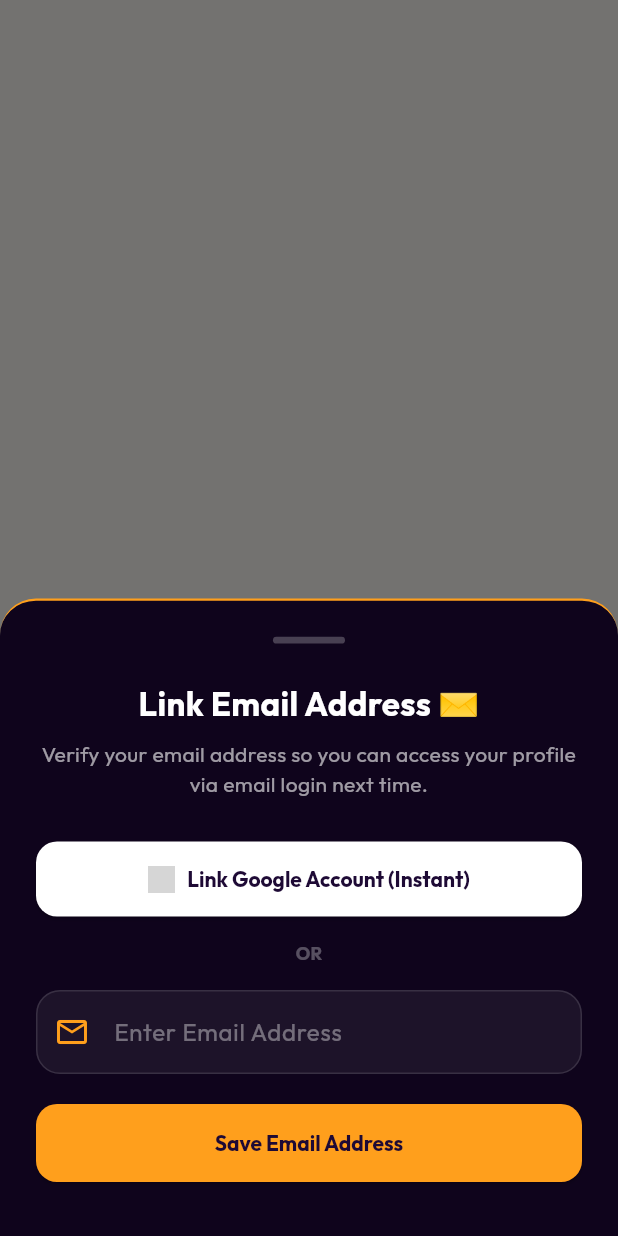
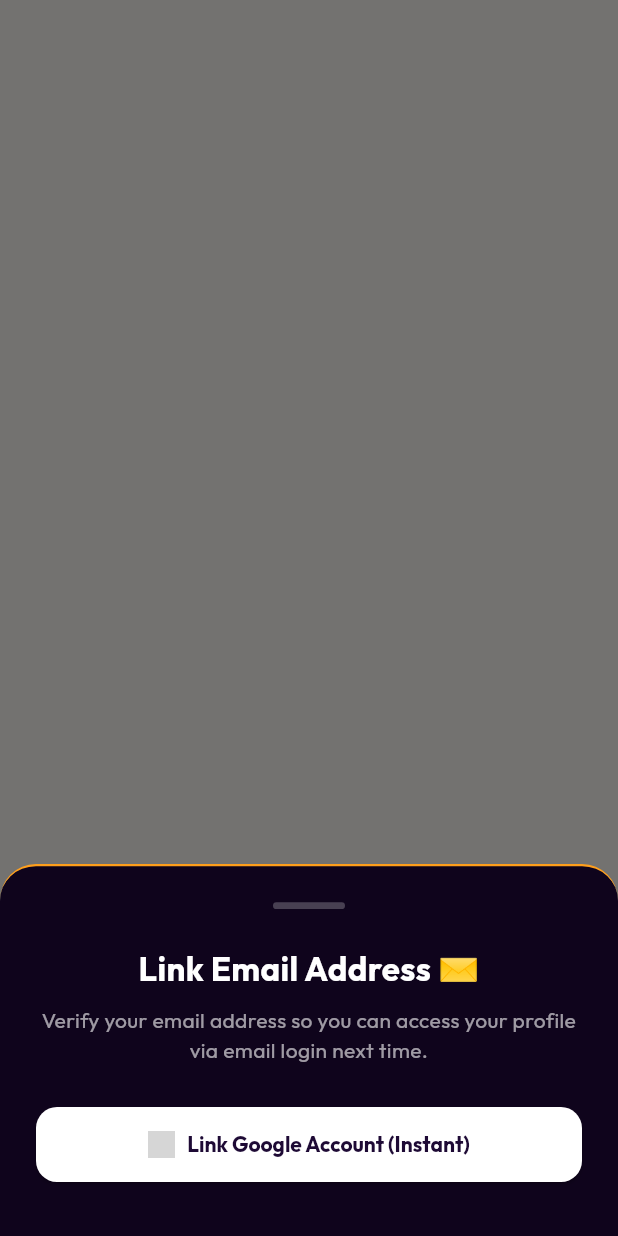
Before and after one commit to bhuvaneshwarans22022004-pixel/Cracks-App, a Flutter app: what show() shows on an empty page, opened directly with empty values, on a phone screen of 412 x 824 dp. Run offline on Flutter 3.47's test engine with Material 3 defaults, Android fonts, the phone set to English and light mode, and no system bars; our stand-ins replace cached_network_image, dio, firebase_auth, firebase_core, firebase_remote_config, google_fonts and 6 more; accounts and stored records are empty; grey boxes are pictures that could not be loaded.

Commit message:
15/08/20261

```diff
--- a/lib/widgets/profile_completion_sheet.dart
+++ b/lib/widgets/profile_completion_sheet.dart
@@ -18,10 +18,15 @@ class ProfileCompletionSheet extends StatefulWidget {
     showModalBottomSheet(
       context: context,
       isScrollControlled: true,
+      isDismissible: false,
+      enableDrag: false,
       backgroundColor: Colors.transparent,
-      builder: (context) => ProfileCompletionSheet(
-        isPhoneOnly: isPhoneOnly,
-        onCompleted: onCompleted,
+      builder: (context) => PopScope(
+        canPop: false, // Disable Android back button dismiss
+        child: ProfileCompletionSheet(
+          isPhoneOnly: isPhoneOnly,
+          onCompleted: onCompleted,
+        ),
       ),
     );
   }
@@ -388,77 +393,6 @@ class _ProfileCompletionSheetState extends State<ProfileCompletionSheet> {
                 ),
                 onPressed: _loading ? null : _linkGoogleEmail,
               ),
-              const SizedBox(height: 16),
-
-              const Center(child: Text("OR", style: TextStyle(color: Colors.white30, fontSize: 12, fontWeight: FontWeight.bold))),
-              const SizedBox(height: 16),
-
-              // Manual Email input field
-              TextField(
-                controller: _emailController,
-                keyboardType: TextInputType.emailAddress,
-                style: const TextStyle(color: Colors.white),
-                decoration: InputDecoration(
-                  hintText: "Enter Email Address",
-                  hintStyle: const TextStyle(color: Colors.white38),
-                  prefixIcon: const Icon(Icons.email_outlined, color: Color(0xFFFF9F1C)),
-                  filled: true,
-                  fillColor: Colors.white.withOpacity(0.06),
-                  border: OutlineInputBorder(
-                    borderRadius: BorderRadius.circular(16),
-                    borderSide: BorderSide(color: Colors.white.withOpacity(0.12)),
-                  ),
-                  enabledBorder: OutlineInputBorder(
-                    borderRadius: BorderRadius.circular(16),
-                    borderSide: BorderSide(color: Colors.white.withOpacity(0.12)),
-                  ),
-                  focusedBorder: OutlineInputBorder(
-                    borderRadius: BorderRadius.circular(16),
-                    borderSide: const BorderSide(color: Color(0xFFFF9F1C), width: 1.8),
-                  ),
-                ),
-              ),
-              const SizedBox(height: 20),
-              SizedBox(
-                height: 52,
-                child: ElevatedButton(
-                  style: ElevatedButton.styleFrom(
-                    backgroundColor: const Color(0xFFFF9F1C),
-                    foregroundColor: const Color(0xFF1E0A35),
-                    shape: RoundedRectangleBorder(borderRadius: BorderRadius.circular(14)),
-                  ),
-                  onPressed: _loading ? null : () async {
-                    // Update email via backend profile directly
-                    final auth = Provider.of<AuthProvider>(context, listen: false);
-                    final email = _emailController.text.trim();
-                    if (email.isEmpty || !email.contains('@')) {
-                      ScaffoldMessenger.of(context).showSnackBar(const SnackBar(content: Text("Please enter a valid email")));
-                      return;
-                    }
-                    setState(() { _loading = true; });
-                    try {
-                      final response = await auth.updateProfile(auth.user!.name, auth.user!.phone);
-                      if (response) {
-                        // Wait! Since updateUserProfile in backend doesn't support email update directly, let's write a simple helper endpoint or add it.
-                        // Let's actually link email via standard auth provider update!
-                        // Actually, if we link it via Google it is verified. But we can also link it by adding a simple endpoint in userAuthController to update email.
-                        // Let's modify updateUserProfile to allow updating email if it is currently undefined/null in backend! That's extremely safe.
-                      }
-                      if (mounted) {
-                        Navigator.pop(context);
-                        widget.onCompleted();
-                      }
-                    } catch (e) {
-                      ScaffoldMessenger.of(context).showSnackBar(SnackBar(content: Text("Error: ${e.toString()}")));
-                    } finally {
-                      setState(() { _loading = false; });
-                    }
-                  },
-                  child: _loading
-                    ? const SizedBox(width: 20, height: 20, child: CircularProgressIndicator(strokeWidth: 2, color: Color(0xFF1E0A35)))
-                    : const Text("Save Email Address", style: TextStyle(fontWeight: FontWeight.bold)),
-                ),
-              ),
             ],
             const SizedBox(height: 12),
           ],
```
Also changed, not shown: 1 other file.
